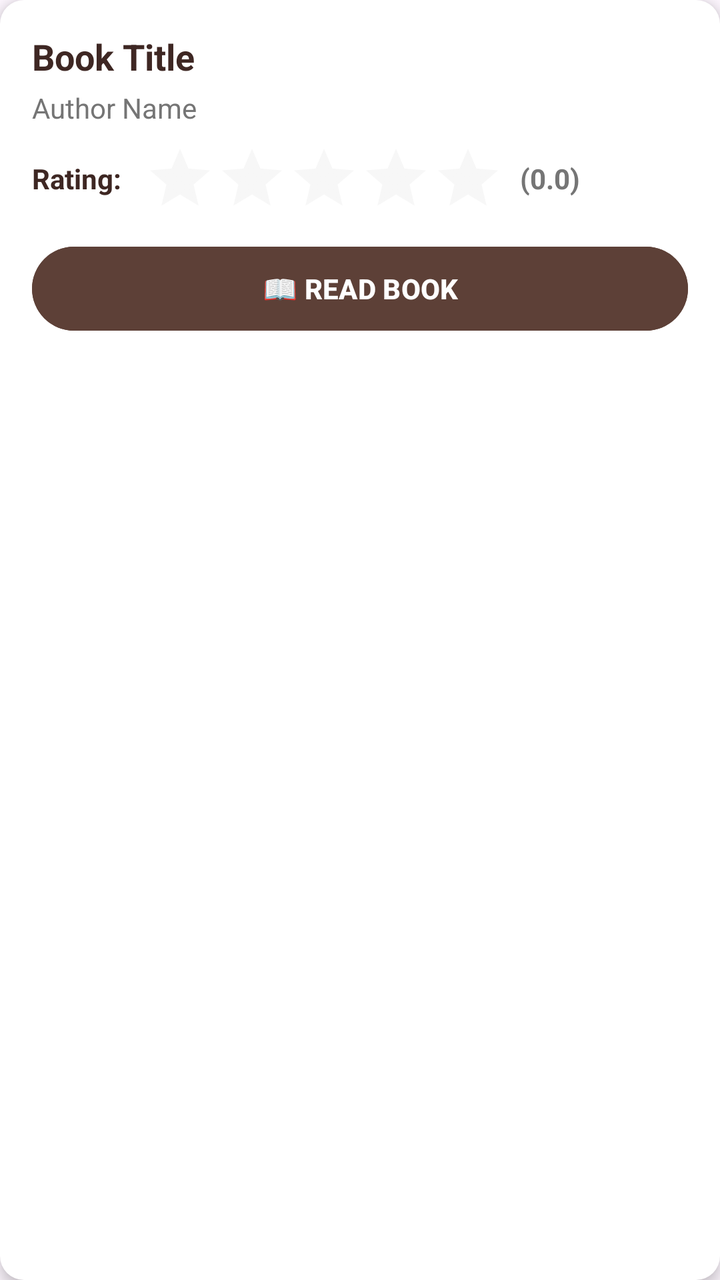
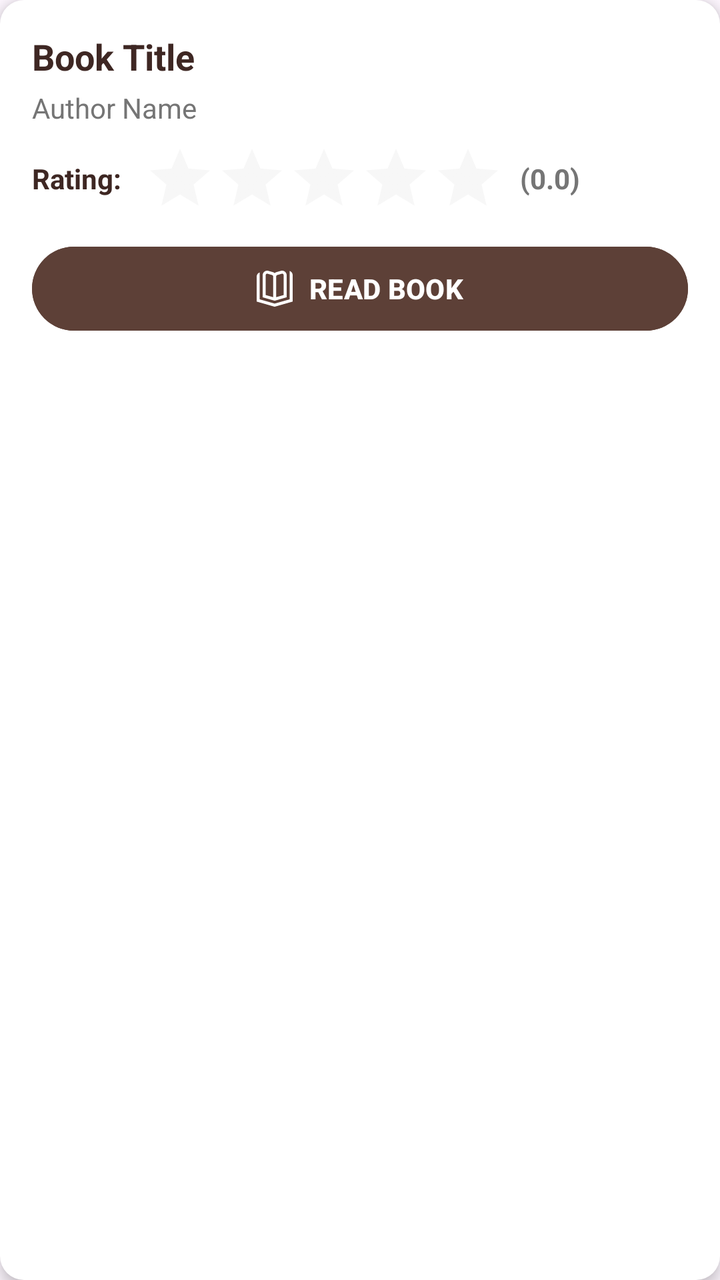

Before-and-after screenshots of an Android layout around one commit, followed by the original layout XML and the change that was made.
<!-- AndroidManifest.xml: application theme Theme.OlympMathMentor -->
<!-- res/layout/item_book.xml -->
<?xml version="1.0" encoding="utf-8"?>
<LinearLayout xmlns:android="http://schemas.android.com/apk/res/android"
    android:layout_width="match_parent"
    android:layout_height="wrap_content"
    android:orientation="vertical"
    android:background="@drawable/rounded_card_bg"
    android:padding="16dp"
    android:layout_marginBottom="16dp"
    android:elevation="4dp">

    <TextView
        android:id="@+id/tvBookTitle"
        android:layout_width="match_parent"
        android:layout_height="wrap_content"
        android:text="Book Title"
        android:textColor="#3E2723"
        android:textSize="18sp"
        android:textStyle="bold" />

    <TextView
        android:id="@+id/tvBookAuthor"
        android:layout_width="match_parent"
        android:layout_height="wrap_content"
        android:text="Author Name"
        android:textColor="#757575"
        android:textSize="14sp"
        android:layout_marginTop="4dp"
        android:layout_marginBottom="8dp" />

    <LinearLayout
        android:layout_width="match_parent"
        android:layout_height="wrap_content"
        android:orientation="horizontal"
        android:gravity="center_vertical"
        android:layout_marginBottom="12dp">

        <TextView
            android:layout_width="wrap_content"
            android:layout_height="wrap_content"
            android:text="Rating: "
            android:textColor="#3E2723"
            android:textSize="14sp"
            android:textStyle="bold"/>

        <RatingBar
            android:id="@+id/rbBookRating"
            android:layout_width="wrap_content"
            android:layout_height="wrap_content"
            android:numStars="5"
            android:stepSize="0.5"
            android:rating="0"
            android:isIndicator="false"
            style="?android:attr/ratingBarStyleIndicator"
            android:progressTint="#FFC107"
            android:progressBackgroundTint="#E0E0E0"
            android:secondaryProgressTint="#FFC107"
            android:layout_marginStart="8dp"/>

        <TextView
            android:id="@+id/tvRatingValue"
            android:layout_width="wrap_content"
            android:layout_height="wrap_content"
            android:text="(0.0)"
            android:textColor="#757575"
            android:textSize="14sp"
            android:textStyle="bold"
            android:layout_marginStart="8dp"/>

    </LinearLayout>

    <Button
        android:id="@+id/btnReadBook"
        android:layout_width="match_parent"
        android:layout_height="50dp"
        android:text="📖 READ BOOK"
        android:textStyle="bold"
        android:backgroundTint="#5D4037"
        android:textColor="#FFFFFF" />

</LinearLayout>
<!-- resources referenced by this layout -->
<resources>
  <!-- drawable rounded_card_bg (drawable) -->
  <shape xmlns:android="http://schemas.android.com/apk/res/android"><solid android:color="#FFFFFF"/><corners android:radius="12dp"/></shape>
  <style name="Theme.OlympMathMentor" parent="Base.Theme.OlympMathMentor" />
  <style name="Base.Theme.OlympMathMentor" parent="Theme.Material3.DayNight.NoActionBar">
          
          
      </style>
</resources>

<!-- the commit's change to res/layout/item_book.xml (unified diff, before → after) -->
@@ -1,5 +1,6 @@
 <?xml version="1.0" encoding="utf-8"?>
 <LinearLayout xmlns:android="http://schemas.android.com/apk/res/android"
+    xmlns:app="http://schemas.android.com/apk/res-auto"
     android:layout_width="match_parent"
     android:layout_height="wrap_content"
     android:orientation="vertical"
@@ -68,12 +69,15 @@
 
     </LinearLayout>
 
-    <Button
+    <com.google.android.material.button.MaterialButton
         android:id="@+id/btnReadBook"
         android:layout_width="match_parent"
         android:layout_height="50dp"
-        android:text="📖 READ BOOK"
+        android:text="READ BOOK"
         android:textStyle="bold"
+        app:icon="@drawable/book"
+        app:iconGravity="textStart"
+        app:iconTint="#FFFFFF"
         android:backgroundTint="#5D4037"
         android:textColor="#FFFFFF" />
 
<!-- resource entries referenced after the edit -->
@@ -1,5 +1,15 @@
 <!-- resources referenced by this layout -->
 <resources>
+  <!-- drawable book (drawable) -->
+  <vector xmlns:android="http://schemas.android.com/apk/res/android"
+      android:width="512dp"
+      android:height="512dp"
+      android:viewportWidth="24"
+      android:viewportHeight="24">
+    <path
+        android:fillColor="#FF000000"
+        android:pathData="M20,17.754L20,3.001c0,-0.95 -0.435,-1.823 -1.194,-2.395 -0.758,-0.572 -1.715,-0.752 -2.63,-0.489l-3,0.857c-0.446,0.127 -0.845,0.354 -1.176,0.651 -0.331,-0.297 -0.73,-0.524 -1.176,-0.651L7.824,0.117c-0.916,-0.263 -1.873,-0.083 -2.63,0.489 -0.759,0.572 -1.194,1.445 -1.194,2.395v14.753l8,2.286 8,-2.286ZM13,3.858c0,-0.444 0.298,-0.839 0.726,-0.961l3,-0.857c0.092,-0.026 0.185,-0.039 0.277,-0.039 0.214,0 0.423,0.069 0.599,0.202 0.253,0.191 0.398,0.482 0.398,0.798v13.245l-5,1.429L13,3.858ZM11,17.674l-5,-1.429L6,3.001c0,-0.316 0.145,-0.607 0.398,-0.798 0.252,-0.19 0.572,-0.25 0.876,-0.163l3,0.857c0.427,0.122 0.725,0.517 0.725,0.961v13.816ZM24,3L24,20.611l-12,3.429L0,20.611L0,4c0,-0.95 0.435,-1.823 1.194,-2.395 0.249,-0.188 0.523,-0.316 0.806,-0.418L2,19.103l10,2.857 10,-2.857L22,0.187c0.283,0.102 0.558,0.23 0.806,0.418 0.759,0.572 1.194,1.445 1.194,2.395Z"/>
+  </vector>
   <!-- drawable rounded_card_bg (drawable) -->
   <shape xmlns:android="http://schemas.android.com/apk/res/android"><solid android:color="#FFFFFF"/><corners android:radius="12dp"/></shape>
   <style name="Theme.OlympMathMentor" parent="Base.Theme.OlympMathMentor" />
